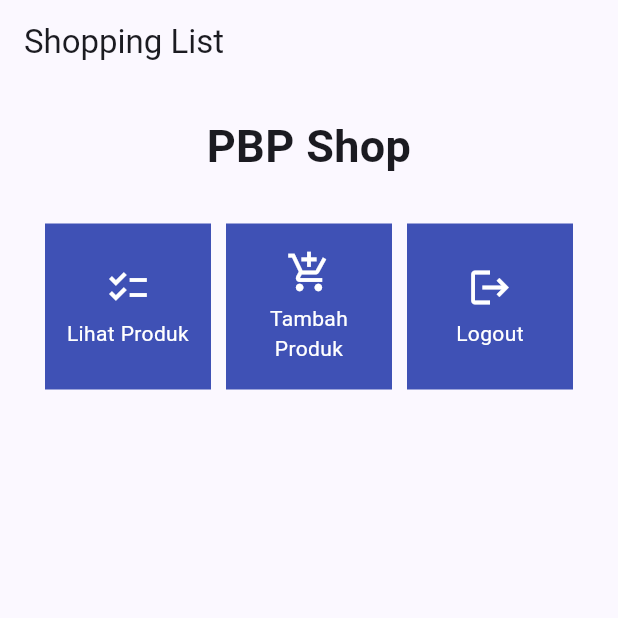
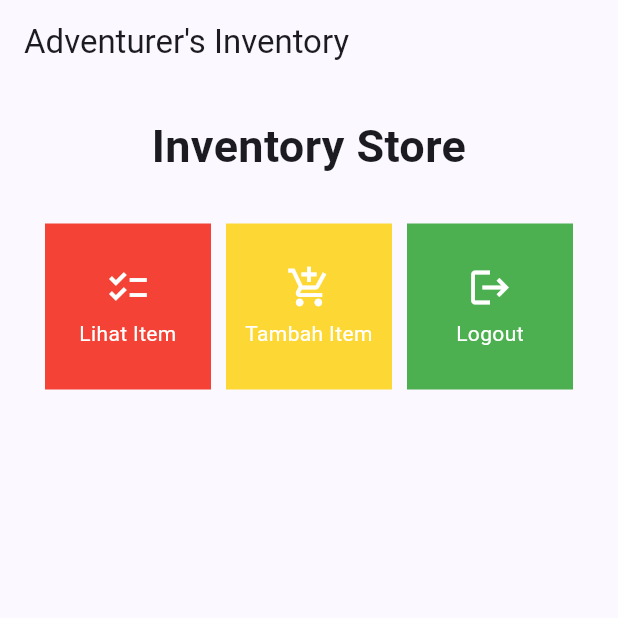
Before and after one commit to fathonidf/adventurers-inventory-mobile, a Flutter app: the screen it shows after launch, on a phone screen of 412 x 824 dp, the top half of it. Run offline on Flutter 3.47's test engine with Material 2 defaults, Android fonts, the phone set to English and light mode, and no system bars.

Commit message:
Selesai Tugas 7

```diff
--- a/lib/menu.dart
+++ b/lib/menu.dart
@@ -3,9 +3,9 @@
 class MyHomePage extends StatelessWidget {
   MyHomePage({Key? key}) : super(key: key);
   final List<ShopItem> items = [
-      ShopItem("Lihat Produk", Icons.checklist),
-      ShopItem("Tambah Produk", Icons.add_shopping_cart),
-      ShopItem("Logout", Icons.logout),
+    ShopItem("Lihat Item", Icons.checklist, Colors.red),
+    ShopItem("Tambah Item", Icons.add_shopping_cart, Colors.yellow.shade600),
+    ShopItem("Logout", Icons.logout, Colors.green),
   ];
 
   @override
@@ -13,7 +13,7 @@
     return Scaffold(
       appBar: AppBar(
         title: const Text(
-          'Shopping List',
+          'Adventurer\'s Inventory ',
         ),
       ),
       body: SingleChildScrollView(
@@ -27,7 +27,7 @@
                 padding: EdgeInsets.only(top: 10.0, bottom: 10.0),
                 // Widget Text untuk menampilkan tulisan dengan alignment center dan style yang sesuai
                 child: Text(
-                  'PBP Shop', // Text yang menandakan toko
+                  'Inventory Store', // Text yang menandakan toko
                   textAlign: TextAlign.center,
                   style: TextStyle(
                     fontSize: 30,
@@ -65,7 +65,6 @@
   @override
   Widget build(BuildContext context) {
     return Material(
-      color: Colors.indigo,
       child: InkWell(
         // Area responsive terhadap sentuhan
         onTap: () {
@@ -73,10 +72,14 @@
           ScaffoldMessenger.of(context)
             ..hideCurrentSnackBar()
             ..showSnackBar(SnackBar(
-                content: Text("Kamu telah menekan tombol ${item.name}!")));
+                content: Text("Kamu telah menekan tombol ${item.name}!"),
+                backgroundColor: item.color,
+              )
+            );
         },
         child: Container(
           // Container untuk menyimpan Icon dan Text
+          color: item.color,
           padding: const EdgeInsets.all(8),
           child: Center(
             child: Column(
@@ -105,6 +108,7 @@
 class ShopItem {
   final String name;
   final IconData icon;
+  final Color color;
 
-  ShopItem(this.name, this.icon);
+  ShopItem(this.name, this.icon, this.color);
 }
```
Also changed, not shown: 1 other file. Lines whose indentation alone changed are shown as unchanged.
